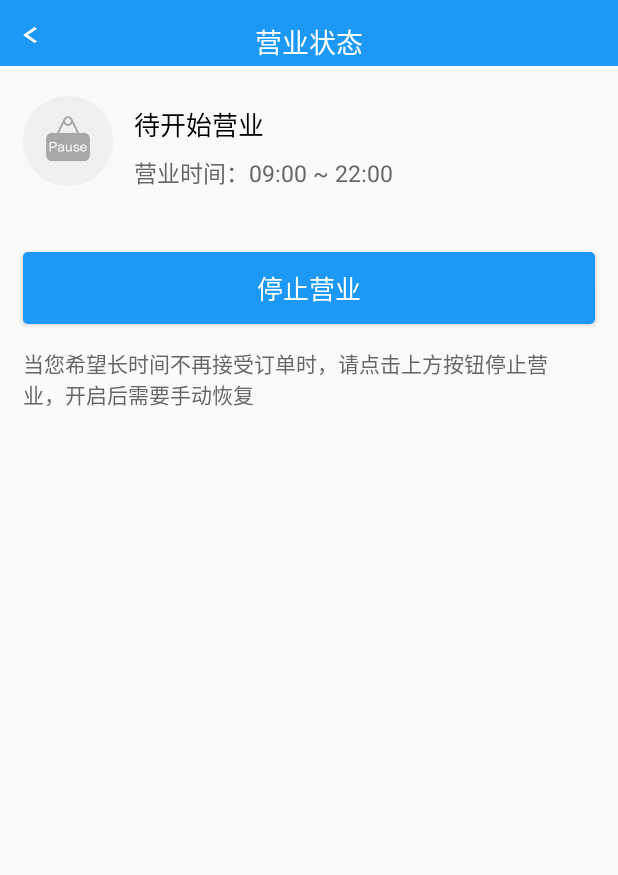
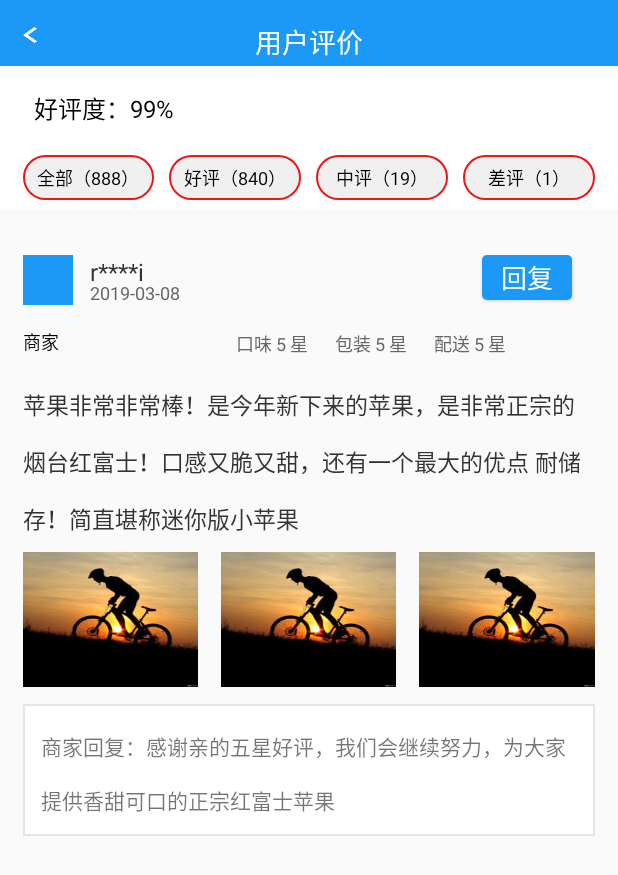
Before and after one commit to fuhongliang/Android_MerShop, an Android app: the screen it shows after launch (TestActivity), on a phone screen of 412 x 824 dp. Shown: the top 875 px of the screen. Run offline under Robolectric (Android 15) with nearby library versions, the phone set to English and light mode, and no system bars.

Commit message:
用户评价页面

```diff
--- a/app/src/main/java/cn/ifhu/activity/TestActivity.java
+++ b/app/src/main/java/cn/ifhu/activity/TestActivity.java
@@ -10,6 +10,6 @@ public class TestActivity extends AppCompatActivity {
     @Override
     protected void onCreate(Bundle savedInstanceState) {
         super.onCreate(savedInstanceState);
-        setContentView(R.layout.business_status);
+        setContentView(R.layout.user_evaluation);
     }
 }
--- /dev/null
+++ b/app/src/main/res/drawable/bg_button_evaluate_gray.xml
@@ -0,0 +1,8 @@
+<?xml version="1.0" encoding="utf-8"?>
+<shape xmlns:android="http://schemas.android.com/apk/res/android"
+    android:shape="rectangle">
+    <stroke android:color="#EC1818" android:width="1dp"></stroke>
+    <solid android:color="#F0F0F0"/>
+    <corners android:radius="15dp"/>
+
+</shape>
--- /dev/null
+++ b/app/src/main/res/layout/user_evaluation.xml
@@ -0,0 +1,259 @@
+<?xml version="1.0" encoding="utf-8"?>
+<ScrollView
+    xmlns:android="http://schemas.android.com/apk/res/android"
+    xmlns:tools="http://schemas.android.com/tools"
+    android:layout_width="fill_parent"
+    android:layout_height="fill_parent"
+    android:scrollbars="vertical">
+    <LinearLayout xmlns:android="http://schemas.android.com/apk/res/android"
+        android:layout_width="match_parent"
+        android:layout_height="match_parent"
+        android:orientation="vertical">
+        <!--头部-->
+        <RelativeLayout
+            android:layout_width="match_parent"
+            android:layout_height="44dp"
+            android:background="#1C98F6">
+            <ImageView
+                android:layout_width="9dp"
+                android:layout_height="14dp"
+                android:background="@drawable/tongyong_fanhiui"
+                android:layout_marginTop="18dp"
+                android:layout_marginLeft="15dp"
+                android:layout_marginBottom="15dp"
+                />
+            <TextView
+                android:layout_width="match_parent"
+                android:layout_height="wrap_content"
+                android:text="用户评价"
+                android:textSize="18sp"
+                android:textColor="#ffffff"
+                android:gravity="center"
+                android:layout_marginTop="14dp"
+                />
+        </RelativeLayout>
+        <!--好评度-->
+        <LinearLayout
+            android:layout_width="match_parent"
+            android:layout_height="95dp"
+            android:orientation="vertical"
+            android:gravity="center_horizontal"
+            android:background="#ffffff"
+            >
+            <TextView
+                android:layout_width="match_parent"
+                android:layout_height="wrap_content"
+                android:text="好评度：99%"
+                android:textSize="16sp"
+                android:textColor="#000000"
+                android:layout_marginTop="16dp"
+                android:layout_marginLeft="15dp"
+                android:layout_marginBottom="19dp"
+                />
+            <LinearLayout
+                android:layout_width="match_parent"
+                android:layout_height="wrap_content"
+                android:layout_marginLeft="15dp"
+                android:layout_marginRight="15dp"
+                >
+                <TextView
+                    android:layout_width="0dp"
+                    android:layout_height="30dp"
+                    android:layout_weight="1"
+                    android:gravity="center"
+                    android:background="@drawable/bg_button_evaluate_gray"
+                    android:text="全部（888）"
+                    android:layout_marginRight="10dp"
+                    android:textSize="12sp"
+                    android:textColor="#000000"/>
+                <TextView
+                    android:layout_width="0dp"
+                    android:layout_height="30dp"
+                    android:layout_weight="1"
+                    android:layout_marginRight="10dp"
+                    android:gravity="center"
+                    android:background="@drawable/bg_button_evaluate_gray"
+                    android:text="好评（840）"
+                    android:textSize="12sp"
+                    android:textColor="#000000"/>
+                <TextView
+                    android:layout_width="0dp"
+                    android:layout_height="30dp"
+                    android:layout_marginRight="10dp"
+                    android:layout_weight="1"
+                    android:gravity="center"
+                    android:background="@drawable/bg_button_evaluate_gray"
+                    android:text="中评（19）"
+                    android:textSize="12sp"
+                    android:textColor="#000000"/>
+                <TextView
+                    android:layout_width="0dp"
+                    android:layout_height="30dp"
+                    android:layout_weight="1"
+                    android:gravity="center"
+                    android:background="@drawable/bg_button_evaluate_gray"
+                    android:text="差评（1）"
+                    android:textSize="12sp"
+                    android:textColor="#000000"/>
+            </LinearLayout>
+        </LinearLayout>
+        <ImageView
+            android:layout_width="match_parent"
+            android:layout_height="wrap_content"
+            android:layout_marginTop="15dp"
+            />
+        <!--评价-->
+        <LinearLayout
+            android:layout_width="match_parent"
+            android:layout_height="wrap_content"
+            android:orientation="vertical"
+            android:padding="15dp"
+            >
+            <!--头像和回复-->
+            <RelativeLayout
+                android:layout_width="match_parent"
+                android:layout_height="wrap_content"
+                >
+                <ImageView
+                    android:id="@+id/iv_user_header"
+                    android:layout_width="33dp"
+                    android:layout_height="33dp"
+                    android:background="#1C98F6"
+                    android:layout_marginRight="11dp"
+                    />
+                <TextView
+                    android:id="@+id/tv_user_name"
+                    android:layout_width="wrap_content"
+                    android:layout_height="wrap_content"
+                    android:text="r****i"
+                    android:gravity="left"
+                    android:layout_toRightOf="@+id/iv_user_header"
+                    android:textSize="16sp"
+                    android:textColor="#333333"/>
+                <TextView
+                    android:id="@+id/tv_date"
+                    android:layout_width="wrap_content"
+                    android:layout_height="wrap_content"
+                    android:layout_toRightOf="@+id/iv_user_header"
+                    android:text="2019-03-08"
+                    android:textSize="12sp"
+                    android:gravity="left"
+                    android:layout_alignParentBottom="true"
+                    android:textColor="#666666"
+                    />
+                <Button
+                    android:layout_width="60dp"
+                    android:layout_height="30dp"
+                    android:text="回复"
+                    android:textSize="17sp"
+                    android:textColor="#ffffff"
+                    android:layout_alignParentRight="true"
+                    android:background="@drawable/bg_button_blue"
+                    android:layout_marginLeft="15dp"
+                    android:layout_marginRight="15dp"/>
+            </RelativeLayout>
+            <!--商家星星-->
+            <LinearLayout
+                android:layout_width="match_parent"
+                android:layout_height="wrap_content"
+                android:orientation="horizontal"
+                android:layout_marginTop="15dp">
+                <TextView
+                    android:layout_width="wrap_content"
+                    android:layout_height="wrap_content"
+                    android:layout_gravity="left"
+                    android:text="商家"
+                    android:textSize="12sp"
+                    android:textColor="#000000"
+                    />
+                <TextView
+                    android:layout_width="100dp"
+                    android:layout_height="wrap_content" />
+                <TextView
+                    android:layout_width="wrap_content"
+                    android:layout_height="wrap_content"
+                    android:text="口味 5 星"
+                    android:textSize="12sp"
+                    android:textColor="#666666"
+                    android:layout_marginLeft="18dp"
+                    />
+                <TextView
+                    android:layout_width="wrap_content"
+                    android:layout_height="wrap_content"
+                    android:text="包装 5 星"
+                    android:textSize="12sp"
+                    android:textColor="#666666"
+                    android:layout_marginLeft="18dp"
+                    />
+                <TextView
+                    android:layout_width="wrap_content"
+                    android:layout_height="wrap_content"
+                    android:text="配送 5 星"
+                    android:textSize="12sp"
+                    android:textColor="#666666"
+                    android:layout_marginLeft="18dp"
+                    />
+            </LinearLayout>
+            <!--评语-->
+            <TextView
+                android:layout_width="match_parent"
+                android:layout_height="wrap_content"
+                android:text="苹果非常非常棒！是今年新下来的苹果，是非常正宗的烟台红富士！口感又脆又甜，还有一个最大的优点
+耐储存！简直堪称迷你版小苹果"
+                android:gravity="left"
+                android:textColor="#333333"
+                android:textSize="15sp"
+                android:lineSpacingExtra="15dp"
+                android:layout_marginTop="20dp"
+                />
+            <!--图片-->
+            <LinearLayout
+                android:layout_width="match_parent"
+                android:layout_height="wrap_content"
+                android:layout_marginTop="11dp"
+                android:layout_marginBottom="11dp"
+                >
+                <ImageView
+                    android:layout_width="0dp"
+                    android:layout_height="90dp"
+                    android:background="@drawable/photo"
+                    android:layout_weight="1"
+                    />
+                <ImageView
+                    android:layout_width="0dp"
+                    android:layout_height="90dp"
+                    android:background="@drawable/photo"
+                    android:layout_weight="1"
+                    android:layout_marginLeft="15dp"
+                    />
+                <ImageView
+                    android:layout_width="0dp"
+                    android:layout_height="90dp"
+                    android:background="@drawable/photo"
+                    android:layout_marginLeft="15dp"
+                    android:layout_weight="1"
+                    />
+            </LinearLayout>
+            <!--商家回复-->
+            <RelativeLayout
+                android:layout_width="match_parent"
+                android:layout_height="wrap_content"
+                android:background="@drawable/bg_button_gray"
+                >
+                <TextView
+                    android:layout_width="match_parent"
+                    android:layout_height="wrap_content"
+                    android:text="商家回复：感谢亲的五星好评，我们会继续努力，为大家提供香甜可口的正宗红富士苹果"
+                    android:lineSpacingExtra="15dp"
+                    android:textSize="14sp"
+                    android:layout_marginTop="18dp"
+                    android:layout_marginLeft="12dp"
+                    android:layout_marginBottom="13dp"
+                    android:layout_marginRight="14dp"
+                    />
+            </RelativeLayout>
+
+        </LinearLayout>
+
+    </LinearLayout>
+</ScrollView>
```
Also changed, not shown: app/src/main/res/drawable/photo.jpeg (added).
